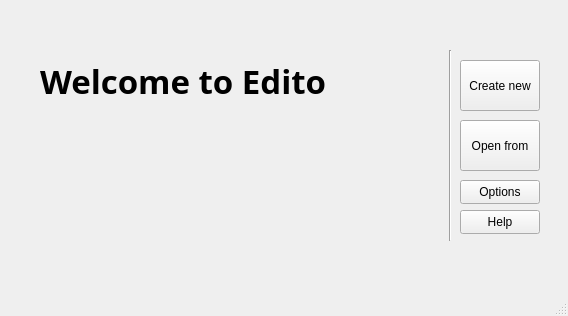
First picture: the form in edito.ui, repository Yovsky/Edito, before the edit.
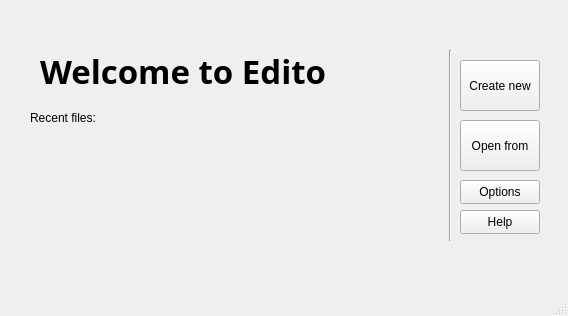
Second picture: the form after the edit. Icons and pictures are not drawn.

```diff
--- a/edito.ui
+++ b/edito.ui
@@ -93,7 +93,7 @@
     <property name="geometry">
      <rect>
       <x>40</x>
-      <y>60</y>
+      <y>50</y>
       <width>391</width>
       <height>41</height>
      </rect>
@@ -118,6 +118,19 @@
      <string>Welcome to Edito</string>
     </property>
    </widget>
+   <widget class="QLabel" name="label_2">
+    <property name="geometry">
+     <rect>
+      <x>30</x>
+      <y>110</y>
+      <width>71</width>
+      <height>16</height>
+     </rect>
+    </property>
+    <property name="text">
+     <string>Recent files:</string>
+    </property>
+   </widget>
   </widget>
   <widget class="QStatusBar" name="statusbar"/>
  </widget>
```
